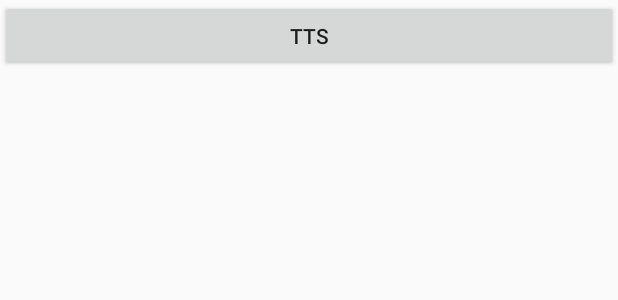
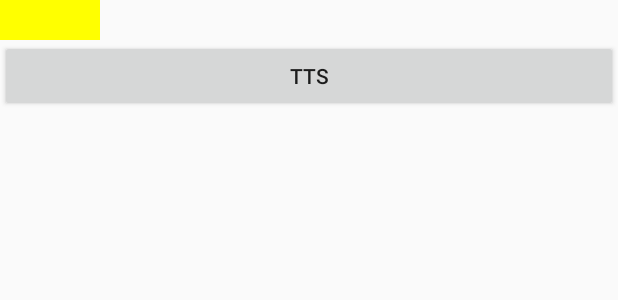
Before and after one commit to Le0nHsu/MyViewApp, an Android app: the layout activity_main.xml on its own in the app's theme, with its tools: preview values and no code run, on a phone screen of 412 x 824 dp. Shown: the top 300 px of the screen. Run offline under Robolectric (Android 15) with nearby library versions, the phone set to English and light mode, and no system bars.

Commit message:
get engines

```diff
--- a/app/src/main/AndroidManifest.xml
+++ b/app/src/main/AndroidManifest.xml
@@ -10,8 +10,8 @@
         android:roundIcon="@mipmap/ic_launcher_round"
         android:supportsRtl="true"
         android:theme="@style/AppTheme">
-        <activity android:name=".TtsActivity"></activity>
-        <activity android:name=".MainActivity">
+        <activity android:name=".activity.TtsActivity"></activity>
+        <activity android:name=".activity.MainActivity">
             <intent-filter>
                 <action android:name="android.intent.action.MAIN" />
 
--- a/app/src/main/java/com/leon/myviewapp/TtsActivity.java
+++ b/app/src/main/java/com/leon/myviewapp/activity/TtsActivity.java
@@ -1,4 +1,4 @@
-package com.leon.myviewapp;
+package com.leon.myviewapp.activity;
 
 import android.content.Intent;
 import android.content.pm.PackageManager;
@@ -13,6 +13,7 @@ import android.view.View;
 import android.widget.TextView;
 import android.widget.Toast;
 
+import com.leon.myviewapp.R;
 import com.leon.myviewapp.ui.ClearEditText;
 
 import java.util.ArrayList;
--- a/app/src/main/res/layout/activity_main.xml
+++ b/app/src/main/res/layout/activity_main.xml
@@ -6,7 +6,7 @@
     android:layout_width="match_parent"
     android:orientation="vertical"
     android:layout_height="match_parent"
-    tools:context=".MainActivity"
+    tools:context=".activity.MainActivity"
     tools:ignore="ResAuto">
 
     <LinearLayout
@@ -15,10 +15,9 @@
         android:layout_height="match_parent">
         <com.leon.myviewapp.ui.MyToggleView
             android:id="@+id/myToggleView"
-            android:visibility="gone"
-            android:layout_width="wrap_content"
+            android:layout_width="match_parent"
             leon:choosed_color = "@color/cciblue"
-            android:layout_height="wrap_content"
+            android:layout_height="30dp"
             android:layout_centerInParent="true"
             android:background="#ffff00" />
         <Button
--- a/app/src/main/res/layout/activity_tts.xml
+++ b/app/src/main/res/layout/activity_tts.xml
@@ -5,7 +5,7 @@
     android:layout_width="match_parent"
     android:orientation="vertical"
     android:layout_height="match_parent"
-    tools:context=".TtsActivity">
+    tools:context=".activity.TtsActivity">
 
     <com.leon.myviewapp.ui.ClearEditText
         android:id="@+id/et"
```
Also changed, not shown: app/src/main/java/com/leon/myviewapp/MainActivity.java (deleted, +0 -55 lines), app/src/main/java/com/leon/myviewapp/activity/MainActivity.java (added, +57 -0 lines), app/src/main/java/com/leon/myviewapp/ui/MyFirstView.java (added, +24 -0 lines).
